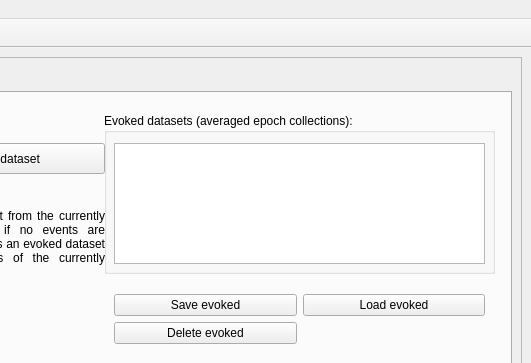
This is meggie/ui/qt4Designer_ui_files/mainWindow.ui in cibr-jyu/meggie as Qt 5 draws it before an edit; both pictures show x 617 to 1148 and y 0 to 363 of the 1148 by 863 pixel window. The edited form follows.
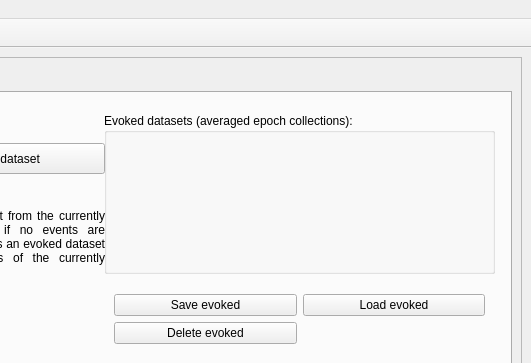
This is the edited form.

Commit message: Evoked sets are displayed in a listWidget. EvokedStatsDialog opens with all the evoked sets as parameters

```diff
--- a/meggie/ui/qt4Designer_ui_files/mainWindow.ui
+++ b/meggie/ui/qt4Designer_ui_files/mainWindow.ui
@@ -43,8 +43,8 @@
        </property>
        <property name="minimumSize">
         <size>
-         <width>937</width>
-         <height>638</height>
+         <width>1100</width>
+         <height>750</height>
         </size>
        </property>
        <layout class="QGridLayout" name="gridLayout_7">
@@ -1857,18 +1857,15 @@
               <property name="title">
                <string>Evoked datasets (averaged epoch collections):</string>
               </property>
-              <widget class="QListWidget" name="listWidgetEvokeds">
+              <widget class="QWidget" name="widgetEvokeds" native="true">
                <property name="geometry">
                 <rect>
                  <x>10</x>
                  <y>30</y>
-                 <width>371</width>
+                 <width>351</width>
                  <height>121</height>
                 </rect>
                </property>
-               <property name="selectionMode">
-                <enum>QAbstractItemView::SingleSelection</enum>
-               </property>
               </widget>
              </widget>
              <widget class="QPushButton" name="pushButtonCreateEvoked">
```
The commit also changes 3 other files.
